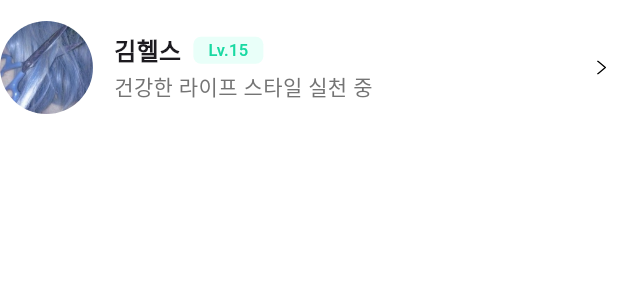
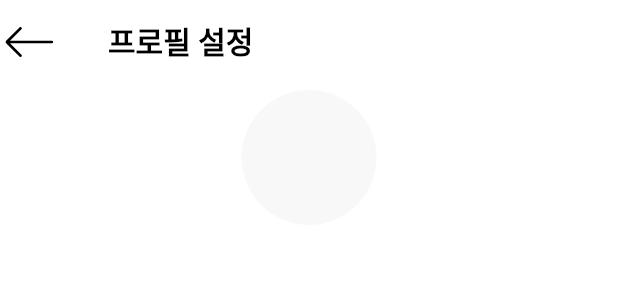
Before and after one commit to soluxAbsolute2025/30th_2_appsolute_bodybuddy_front, a Flutter app: the MypageProfileWidget widget shown alone on an empty page, opened directly, after a tap on an icon or button, on a phone screen of 412 x 824 dp. Shown: the top 300 px of the screen. Run offline on Flutter 3.47's test engine with Material 3 defaults, Android fonts, the phone set to English and light mode, and no system bars; our stand-ins replace flutter_svg; network calls fail; Roboto replaces fonts that are missing (Pretendard).

Commit message:
Feat. 프로필 설정 세부 페이지 제작

```diff
--- /dev/null
+++ b/lib/features/mypage/pages/mypage_profile_page.dart
@@ -0,0 +1,40 @@
+import 'package:bodybuddy_frontend/common/widgets/sub_appbar.dart';
+import 'package:flutter/material.dart';
+import 'package:flutter_svg/flutter_svg.dart';
+
+class MypageProfilePage extends StatefulWidget {
+  const MypageProfilePage({super.key});
+
+  @override
+  State<MypageProfilePage> createState() => _MypageProfilePageState();
+}
+
+class _MypageProfilePageState extends State<MypageProfilePage> {
+  @override
+  Widget build(BuildContext context) {
+    return Scaffold(
+      appBar: SubAppbar(titleText: '프로필 설정'),
+      body: Container(
+        width: double.infinity,
+        padding: EdgeInsets.fromLTRB(16.0, 0, 16.0, 0),
+        child: Column(
+          children: [
+            Stack(
+              clipBehavior: Clip.none,
+              children: [
+                Container(
+                  width: 90,
+                  height: 90,
+                  decoration: ShapeDecoration(
+                    shape: CircleBorder(),
+                    color: Color(0xFFF8F8F8),
+                  ),
+                ),
+              ],
+            ),
+          ],
+        ),
+      ),
+    );
+  }
+}
--- a/lib/features/mypage/widgets/mypage_profile_widget.dart
+++ b/lib/features/mypage/widgets/mypage_profile_widget.dart
@@ -1,5 +1,7 @@
 import 'package:flutter/material.dart';
 import 'package:flutter_svg/flutter_svg.dart';
+
+import '/features/mypage/pages/mypage_profile_page.dart';
 
 class MypageProfileWidget extends StatelessWidget {
   const MypageProfileWidget({super.key});
@@ -82,7 +84,12 @@ class MypageProfileWidget extends StatelessWidget {
             ),
           ),
           TextButton(
-            onPressed: () {},
+            onPressed: () {
+              Navigator.push(
+                context,
+                MaterialPageRoute(builder: (context) => MypageProfilePage()),
+              );
+            },
             style: TextButton.styleFrom(
               foregroundColor: Color(0x1188D3BD),
               padding: EdgeInsets.symmetric(horizontal: 8.0, vertical: 8.0),
```
